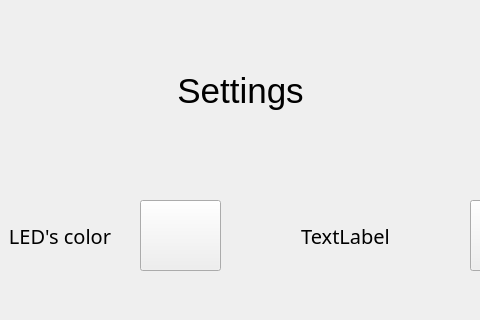
Qt form GUI/ui_files/settings.ui (agak33/SW-Piano-Tiles) before a commit; both pictures show x 110 to 590 and y 0 to 320 of the 700 by 700 pixel window.
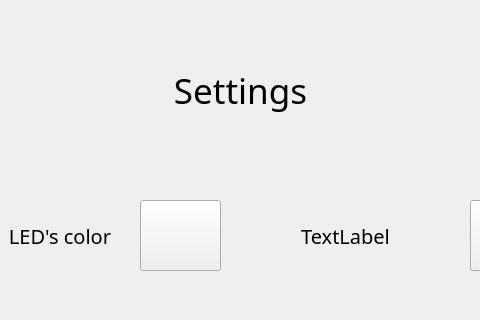
The same form after that commit.

Patch:
```diff
--- a/GUI/ui_files/settings.ui
+++ b/GUI/ui_files/settings.ui
@@ -30,7 +30,7 @@
   </property>
   <property name="font">
    <font>
-    <family>Patrick Hand SC</family>
+    <family>Showcard Gothic</family>
    </font>
   </property>
   <property name="windowTitle">
@@ -47,7 +47,7 @@
    </property>
    <property name="font">
     <font>
-     <family>MS Shell Dlg 2</family>
+     <family>Showcard Gothic</family>
      <pointsize>26</pointsize>
     </font>
    </property>
```
Left out of the diff: 16 changed lines with no effect on the pictures.
